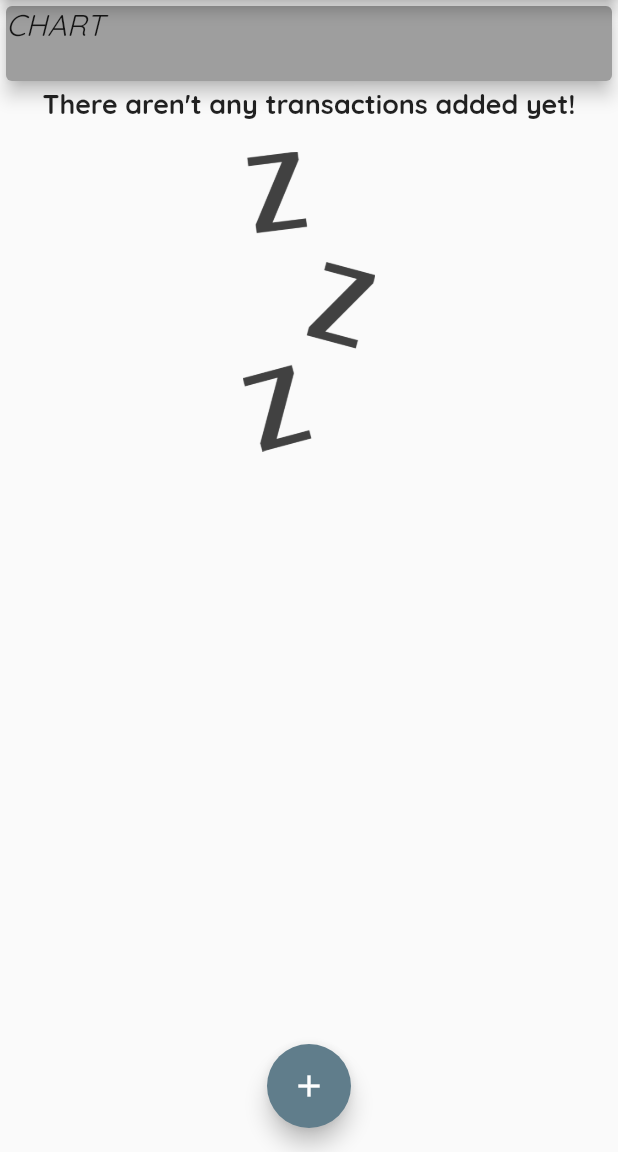
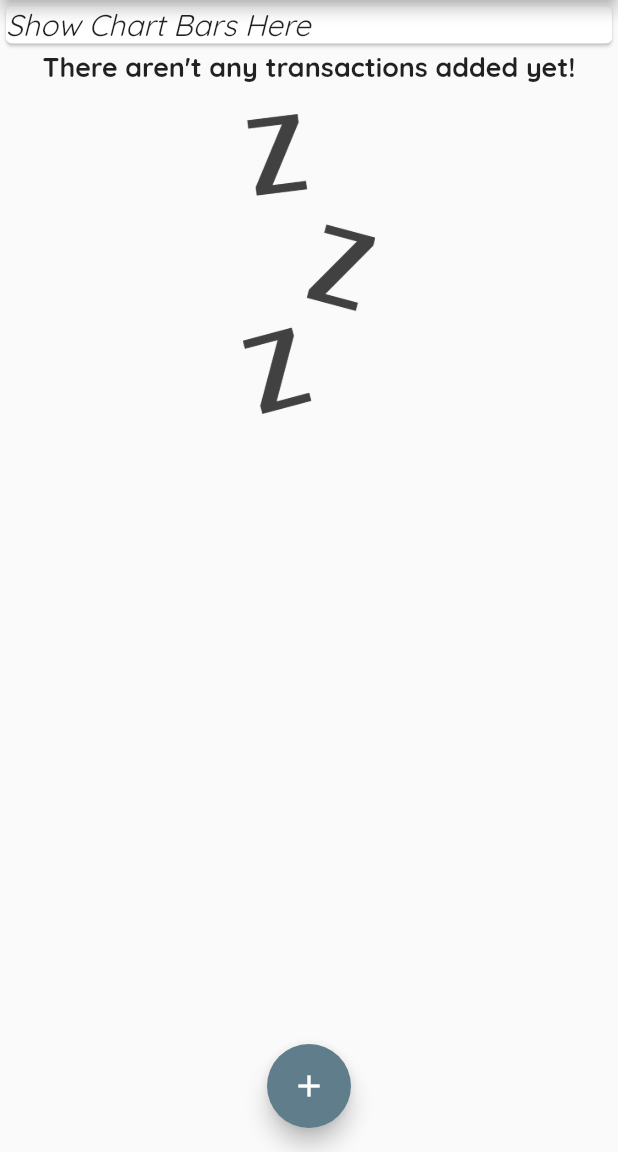
Before and after one commit to Echi4/EZTrack, a Flutter app: the screen it shows after launch, on a phone screen of 412 x 824 dp, the part 84-1236 px from its top. Run offline on Flutter 3.47's test engine with Material 2 defaults, Android fonts, the phone set to English and light mode, and no system bars; missing offline and left inert: shortid.

Commit message:
Added the logic for handling weekly transactions data for the chart bar widget

```diff
--- a/lib/main.dart
+++ b/lib/main.dart
@@ -1,5 +1,5 @@
+import 'package:expenses_tracker/widgets/chart_bar.dart';
 import 'package:flutter/material.dart';
-import 'package:intl/intl.dart';
 
 import './models/transaction.dart';
 import './widgets/new_transaction.dart';
@@ -60,9 +60,7 @@ class _HomePageState extends State<HomePage> {
     final newTransaction = Transaction(
       title: title,
       amount: amount,
-      date: DateFormat('ddMMM hh:mm').format(
-        DateTime.now(),
-      ),
+      date: DateTime.now(),
     );
 
     setState(
@@ -81,6 +79,16 @@ class _HomePageState extends State<HomePage> {
     );
   }
 
+  List<Transaction> get _recentTransactions {
+    return _transactions.where((transaction) {
+      return transaction.date.isAfter(
+        DateTime.now().subtract(
+          const Duration(days: 7),
+        ),
+      );
+    }).toList();
+  }
+
   @override
   Widget build(BuildContext context) {
     return Scaffold(
@@ -90,17 +98,7 @@ class _HomePageState extends State<HomePage> {
       body: SingleChildScrollView(
         child: Column(
           children: [
-            const Card(
-              color: Colors.grey,
-              elevation: 5.0,
-              child: SizedBox(
-                width: double.infinity,
-                height: 50.0,
-                child: Text(
-                  'CHART',
-                ),
-              ),
-            ),
+            Chart(_recentTransactions),
             TransactionList(_transactions),
             //Add other widgets here
           ],
--- a/lib/models/transaction.dart
+++ b/lib/models/transaction.dart
@@ -4,7 +4,7 @@ class Transaction {
   final String id;
   final String title;
   final double amount;
-  final String date;
+  final DateTime date;
 
   Transaction({required this.title, required this.amount, required this.date})
       : id = shortid.generate();
--- /dev/null
+++ b/lib/widgets/chart_bar.dart
@@ -0,0 +1,36 @@
+import 'package:flutter/material.dart';
+import 'package:intl/intl.dart';
+import '../models/transaction.dart';
+
+class Chart extends StatelessWidget {
+  final List<Transaction> recentTransactions;
+
+  const Chart(this.recentTransactions, {super.key});
+
+  List<Map<String, Object>> get getTransactionsDaily {
+    return List.generate(7, (index) {
+      var totalAmountPerDay = 0.0;
+      final weekDay = DateTime.now().subtract(Duration(days: index));
+      for (var i = 0; i < recentTransactions.length; i++) {
+        if (recentTransactions[i].date.day == weekDay.day &&
+            recentTransactions[i].date.month == weekDay.month &&
+            recentTransactions[i].date.year == weekDay.year) {
+          totalAmountPerDay += recentTransactions[i].amount;
+        }
+      }
+      return {
+        "Day": DateFormat.E().format(weekDay),
+        "Amount": totalAmountPerDay
+      };
+    });
+  }
+
+  @override
+  Widget build(BuildContext context) {
+    return const Card(
+      child: Row(
+        children: [Text("Show Chart Bars Here")],
+      ),
+    );
+  }
+}
--- a/lib/widgets/transaction_list.dart
+++ b/lib/widgets/transaction_list.dart
@@ -1,11 +1,12 @@
 import 'package:flutter/material.dart';
+import 'package:intl/intl.dart';
 
 import '../models/transaction.dart';
 
 class TransactionList extends StatelessWidget {
   final List<Transaction> transactions;
 
-  TransactionList(this.transactions, {super.key});
+  const TransactionList(this.transactions, {super.key});
 
   @override
   Widget build(BuildContext context) {
@@ -55,7 +56,8 @@ class TransactionList extends StatelessWidget {
                               style: Theme.of(context).textTheme.titleMedium,
                             ),
                             Text(
-                              transactions[index].date,
+                              DateFormat('E dd MMM hh:mm aa')
+                                  .format(transactions[index].date),
                               style: const TextStyle(
                                   fontSize: 20.0, color: Colors.grey),
                             )
```
